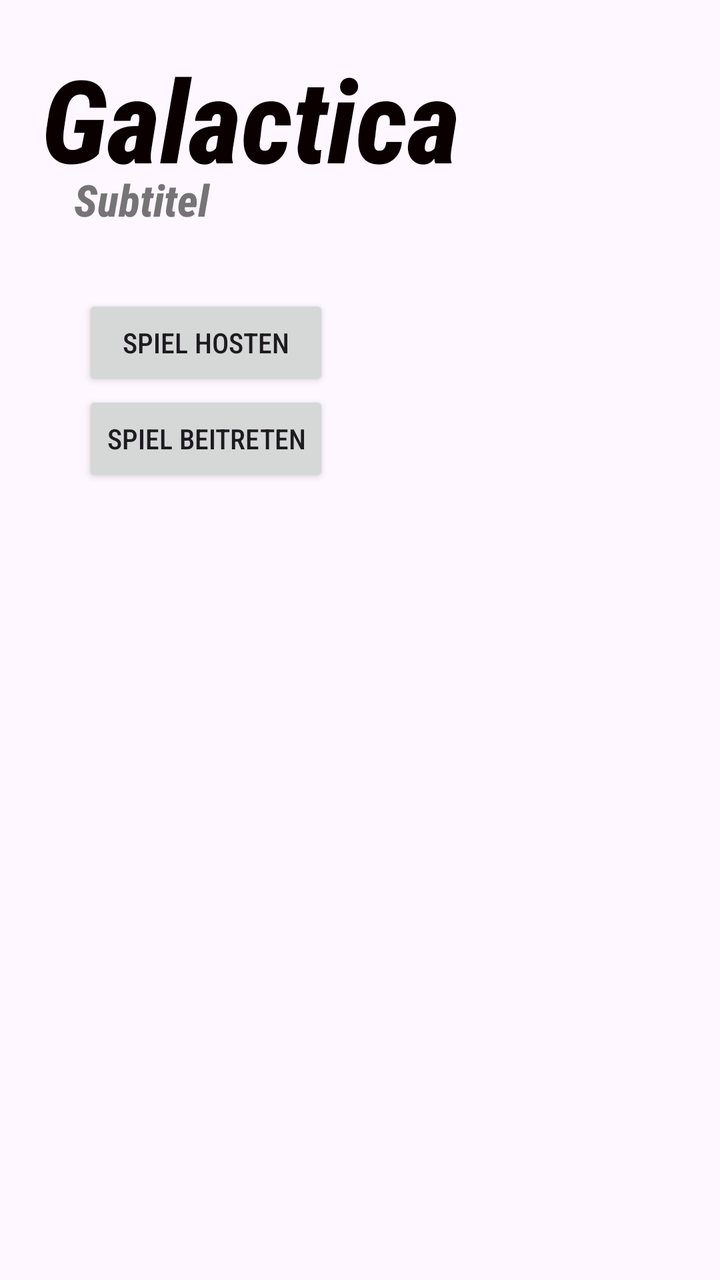
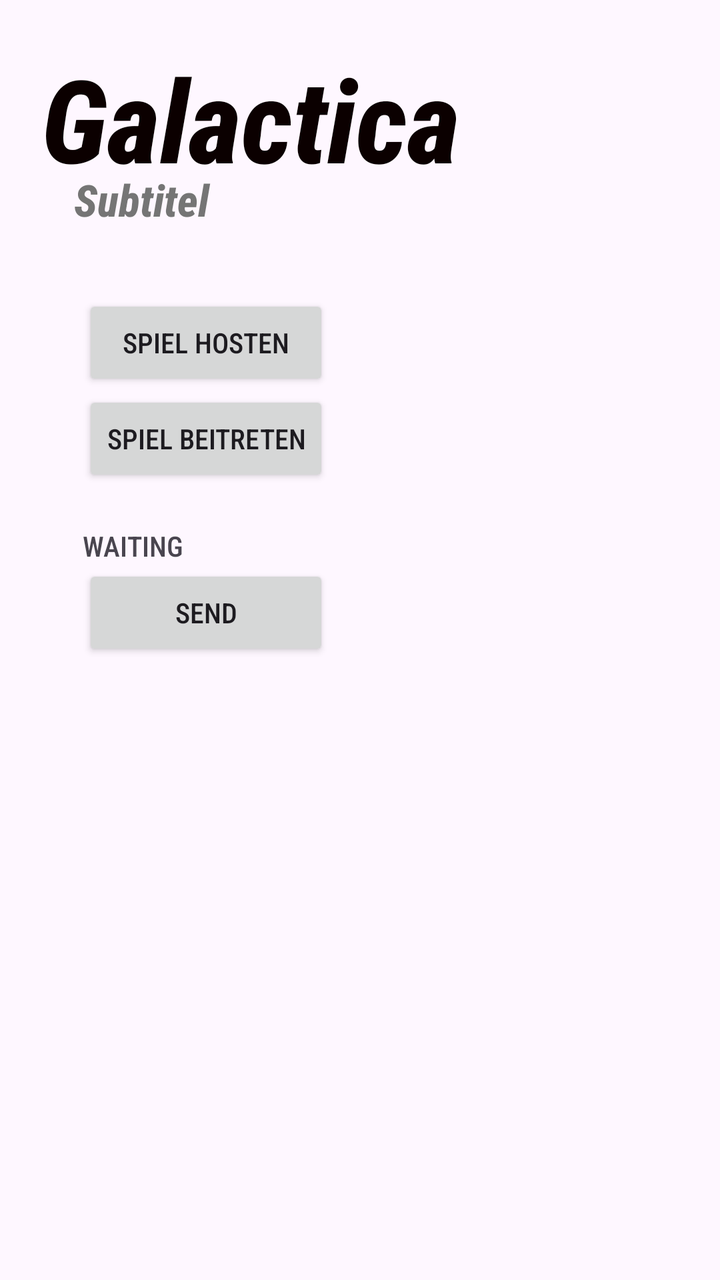

Before-and-after screenshots of an Android layout around one commit, followed by the original layout XML and the change that was made.
<!-- AndroidManifest.xml: application theme Theme.Galactica -->
<!-- res/layout/activity_main.xml -->
<?xml version="1.0" encoding="utf-8"?>
<androidx.constraintlayout.widget.ConstraintLayout xmlns:android="http://schemas.android.com/apk/res/android"
    xmlns:app="http://schemas.android.com/apk/res-auto"
    xmlns:tools="http://schemas.android.com/tools"
    android:id="@+id/main"
    android:layout_width="match_parent"
    android:layout_height="match_parent"
    tools:context=".MainActivity">

    <LinearLayout
        android:id="@+id/menu_left_layout"
        android:layout_width="match_parent"
        android:layout_height="match_parent"
        android:gravity="top|start"
        android:orientation="vertical"
        android:padding="10pt">

        <TextView
            android:id="@+id/gametitle"
            android:layout_width="wrap_content"
            android:layout_height="wrap_content"
            android:fontFamily="sans-serif-condensed-medium"
            android:text="@string/app_name"
            android:textColor="#0B0000"
            android:textSize="28pt"
            android:textStyle="bold|italic"
            app:layout_constraintBottom_toBottomOf="parent"
            app:layout_constraintEnd_toEndOf="parent"
            app:layout_constraintStart_toStartOf="parent"
            app:layout_constraintTop_toTopOf="parent" />

        <TextView
            android:id="@+id/subtitle"
            android:layout_width="match_parent"
            android:layout_height="wrap_content"
            android:fontFamily="sans-serif-condensed-medium"
            android:text="@string/subtitle"
            android:textAppearance="@style/TextAppearance.AppCompat.Large"
            android:textColor="@color/gray_600"
            android:textStyle="bold|italic"
            android:translationX="8pt"
            android:translationY="-6pt"
            app:layout_constraintBottom_toBottomOf="parent"
            app:layout_constraintEnd_toEndOf="parent"
            app:layout_constraintStart_toStartOf="parent"
            app:layout_constraintTop_toTopOf="parent" />

        <HorizontalScrollView
            android:id="@+id/campaign_levels"
            android:layout_width="match_parent"
            android:layout_height="match_parent"
            android:layout_marginStart="1dp"
            android:layout_marginTop="1dp"
            android:layout_marginEnd="1dp"
            android:layout_marginBottom="1dp"
            android:foregroundGravity="center_vertical"
            android:visibility="gone">

            
            <LinearLayout
                android:layout_width="wrap_content"
                android:layout_height="match_parent"
                android:foregroundGravity="center"
                android:gravity="center"
                android:orientation="horizontal">

                <de.mstrauss.galactica.ui.LevelCard
                    android:layout_width="match_parent"
                    android:layout_height="match_parent"
                    app:LevelNumber="1"
                    app:columns="6"
                    app:planetAmount="3"
                    app:rows="4" />

                <de.mstrauss.galactica.ui.LevelCard
                    android:layout_width="match_parent"
                    android:layout_height="match_parent"
                    app:LevelNumber="2"
                    app:availableMoves="26"
                    app:columns="7"
                    app:planetAmount="5"
                    app:rows="5" />

                <de.mstrauss.galactica.ui.LevelCard
                    android:layout_width="match_parent"
                    android:layout_height="match_parent"
                    app:LevelNumber="3"
                    app:availableMoves="18"
                    app:columns="9"
                    app:planetAmount="6"
                    app:rows="7" />

                <de.mstrauss.galactica.ui.LevelCard
                    android:layout_width="match_parent"
                    android:layout_height="match_parent"
                    app:LevelNumber="4"
                    app:availableMoves="12"
                    app:columns="10"
                    app:planetAmount="2"
                    app:rows="4" />

                <de.mstrauss.galactica.ui.LevelCard
                    android:layout_width="match_parent"
                    android:layout_height="match_parent"
                    app:LevelNumber="5"
                    app:availableMoves="26"
                    app:columns="14"
                    app:planetAmount="8"
                    app:rows="11" />

            </LinearLayout>
        </HorizontalScrollView>

        <LinearLayout
            android:id="@+id/single_player_playground_setting"
            android:layout_width="match_parent"
            android:layout_height="match_parent"
            android:gravity="center"
            android:orientation="horizontal"
            android:visibility="gone">

            <LinearLayout
                android:layout_width="wrap_content"
                android:layout_height="wrap_content"
                android:gravity="start"
                android:orientation="vertical">

                <androidx.appcompat.widget.SwitchCompat
                    android:layout_width="match_parent"
                    android:layout_height="match_parent"></androidx.appcompat.widget.SwitchCompat>
            </LinearLayout>

            <Button
                android:id="@+id/start_single_player_game_button"
                style="@android:style/Widget.Material.Button"
                android:layout_width="wrap_content"
                android:layout_height="wrap_content"
                android:text="@string/start_game_button"></Button>
        </LinearLayout>

        <LinearLayout
            android:id="@+id/settings_menu_layout"
            android:layout_width="wrap_content"
            android:layout_height="wrap_content"
            android:gravity="center|start"
            android:orientation="vertical"
            android:padding="10pt"
            android:visibility="visible">

            <Button
                style="@android:style/Widget.Material.Button"
                android:layout_width="match_parent"
                android:layout_height="wrap_content"
                android:text="@string/host_game_button"/>

            <Button
                style="@android:style/Widget.Material.Button"
                android:layout_width="match_parent"
                android:layout_height="wrap_content"
                android:text="@string/join_game_button"/>
        </LinearLayout>

        <LinearLayout
            android:id="@+id/single_menu_layout"
            android:layout_width="wrap_content"
            android:layout_height="wrap_content"
            android:gravity="center|start"
            android:orientation="vertical"
            android:padding="10pt"
            android:visibility="gone">

            <Button
                android:id="@+id/campaign_button"
                style="@android:style/Widget.Material.Button"
                android:layout_width="match_parent"
                android:layout_height="wrap_content"
                android:text="@string/campagne_button" />

            <Button
                android:id="@+id/single_player_playground_button"
                style="@android:style/Widget.Material.Button"
                android:layout_width="match_parent"
                android:layout_height="wrap_content"
                android:text="@string/custom_game" />
        </LinearLayout>

        <LinearLayout
            android:id="@+id/multi_menu_layout"
            android:layout_width="wrap_content"
            android:layout_height="wrap_content"
            android:gravity="center|start"
            android:orientation="vertical"
            android:padding="10pt"
            android:visibility="gone">

            <Button
                style="@android:style/Widget.Material.Button"
                android:layout_width="match_parent"
                android:layout_height="wrap_content" />

            <Button
                style="@android:style/Widget.Material.Button"
                android:layout_width="match_parent"
                android:layout_height="wrap_content" />
        </LinearLayout>

        <LinearLayout
            android:id="@+id/menu_buttons_layout"
            android:layout_width="wrap_content"
            android:layout_height="wrap_content"
            android:gravity="center|start"
            android:orientation="vertical"
            android:padding="10pt"
            android:visibility="gone">

            <Button
                android:id="@+id/menu_singleplayer_button"
                style="@android:style/Widget.Material.Button"
                android:layout_width="match_parent"
                android:layout_height="wrap_content"
                android:text="@string/singleplayer_button" />

            <Button
                android:id="@+id/menu_multiplayer_button"
                style="@android:style/Widget.Material.Button"
                android:layout_width="match_parent"
                android:layout_height="wrap_content"
                android:text="@string/multiplayer_button" />

            <Button
                android:id="@+id/menu_settings_button"
                style="@android:style/Widget.Material.Button"
                android:layout_width="wrap_content"
                android:layout_height="wrap_content"
                android:text="@string/settings_button" />

        </LinearLayout>

    </LinearLayout>

    <LinearLayout
        android:id="@+id/menu_back_button"
        android:layout_width="match_parent"
        android:layout_height="match_parent"
        android:gravity="end|top"
        android:orientation="vertical"
        android:padding="5pt"
        android:visibility="gone"
        app:layout_constraintTop_toTopOf="parent">

        <Button
            android:id="@+id/menu_back_button_inner"
            style="@android:style/Widget.Material.Button"
            android:layout_width="wrap_content"
            android:layout_height="wrap_content"
            android:text="@string/back_button" />
    </LinearLayout>
</androidx.constraintlayout.widget.ConstraintLayout>
<!-- resources referenced by this layout -->
<resources>
  <color name="gray_600">#FF757575</color>
  <string name="app_name">Galactica</string>
  <string name="back_button">Zurück</string>
  <string name="campagne_button">Kampagne</string>
  <string name="custom_game">Freies Spiel</string>
  <string name="host_game_button">Spiel Hosten</string>
  <string name="join_game_button">Spiel Beitreten</string>
  <string name="multiplayer_button">Mehrspieler</string>
  <string name="settings_button">Einstellungen</string>
  <string name="singleplayer_button">Einzelspieler</string>
  <string name="start_game_button">Start Game</string>
  <string name="subtitle">Subtitel</string>
  <style name="Theme.Galactica" parent="Base.Theme.Galactica" />
  <style name="Base.Theme.Galactica" parent="Theme.Material3.DayNight.NoActionBar">
  
          
          <item name="materialButtonStyle">@style/GalacticaButton</item>
  
          
          <item name="materialButtonOutlinedStyle">@style/GalacticaButton.Outlined</item>
  
          
          <item name="textAppearanceBodyLarge">@style/TextAppearance.Galactica.Body</item>
          <item name="fontFamily">sans-serif-condensed-medium</item>
  
          
      </style>
  <style name="GalacticaButton" parent="Widget.Material3.Button">
          <item name="backgroundTint">@color/space_glow</item>
          <item name="android:textColor">@color/white</item>
          <item name="cornerRadius">8dp</item>
          <item name="android:textStyle">bold</item>
          
          <item name="android:minHeight">52dp</item>
          <item name="android:insetTop">2dp</item>
          <item name="android:insetBottom">2dp</item>
          <item name="android:insetLeft">2dp</item>
          <item name="android:insetRight">2dp</item>
          <item name="android:letterSpacing">0.03</item>
      </style>
  <style name="GalacticaButton.Outlined" parent="Widget.Material3.Button.OutlinedButton">
          <item name="strokeColor">@color/space_glow</item>
          <item name="strokeWidth">2dp</item>
          <item name="cornerRadius">2dp</item>
          <item name="android:textColor">@color/white</item>
          <item name="android:minHeight">52dp</item>
      </style>
  <style name="TextAppearance.Galactica.Body" parent="TextAppearance.Material3.BodyLarge">
          <item name="android:textColor">@color/white</item>
      </style>
  <color name="space_glow">#5BC0EB</color>
  <color name="white">#FFFFFFFF</color>
</resources>

<!-- the commit's change to res/layout/activity_main.xml (unified diff, before → after) -->
@@ -145,63 +145,72 @@
             android:gravity="center|start"
             android:orientation="vertical"
             android:padding="10pt"
+            android:visibility="gone"></LinearLayout>
+
+        <LinearLayout
+            android:id="@+id/single_menu_layout"
+            android:layout_width="wrap_content"
+            android:layout_height="wrap_content"
+            android:gravity="center|start"
+            android:orientation="vertical"
+            android:padding="10pt"
+            android:visibility="gone">
+
+            <Button
+                android:id="@+id/campaign_button"
+                style="@android:style/Widget.Material.Button"
+                android:layout_width="match_parent"
+                android:layout_height="wrap_content"
+                android:text="@string/campagne_button" />
+
+            <Button
+                android:id="@+id/single_player_playground_button"
+                style="@android:style/Widget.Material.Button"
+                android:layout_width="match_parent"
+                android:layout_height="wrap_content"
+                android:text="@string/custom_game" />
+        </LinearLayout>
+
+        <LinearLayout
+            android:id="@+id/multi_menu_layout"
+            android:layout_width="wrap_content"
+            android:layout_height="wrap_content"
+            android:gravity="center|start"
+            android:orientation="vertical"
+            android:padding="10pt"
             android:visibility="visible">
-
-            <Button
+            <Button
+                android:id="@+id/host_game_button"
                 style="@android:style/Widget.Material.Button"
                 android:layout_width="match_parent"
                 android:layout_height="wrap_content"
                 android:text="@string/host_game_button"/>
 
             <Button
+                android:id="@+id/join_game_button"
                 style="@android:style/Widget.Material.Button"
                 android:layout_width="match_parent"
                 android:layout_height="wrap_content"
                 android:text="@string/join_game_button"/>
-        </LinearLayout>
-
-        <LinearLayout
-            android:id="@+id/single_menu_layout"
-            android:layout_width="wrap_content"
-            android:layout_height="wrap_content"
-            android:gravity="center|start"
-            android:orientation="vertical"
-            android:padding="10pt"
-            android:visibility="gone">
-
-            <Button
-                android:id="@+id/campaign_button"
-                style="@android:style/Widget.Material.Button"
-                android:layout_width="match_parent"
-                android:layout_height="wrap_content"
-                android:text="@string/campagne_button" />
-
-            <Button
-                android:id="@+id/single_player_playground_button"
-                style="@android:style/Widget.Material.Button"
-                android:layout_width="match_parent"
-                android:layout_height="wrap_content"
-                android:text="@string/custom_game" />
-        </LinearLayout>
-
-        <LinearLayout
-            android:id="@+id/multi_menu_layout"
-            android:layout_width="wrap_content"
-            android:layout_height="wrap_content"
-            android:gravity="center|start"
-            android:orientation="vertical"
-            android:padding="10pt"
-            android:visibility="gone">
-
-            <Button
-                style="@android:style/Widget.Material.Button"
-                android:layout_width="match_parent"
-                android:layout_height="wrap_content" />
-
-            <Button
-                style="@android:style/Widget.Material.Button"
-                android:layout_width="match_parent"
-                android:layout_height="wrap_content" />
+
+            <Space
+                android:layout_width="match_parent"
+                android:layout_height="20dp"
+                android:background="@color/black">
+            </Space>
+
+            <TextView
+                android:id="@+id/testConnectionText"
+                android:layout_width="match_parent"
+                android:layout_height="wrap_content"
+                android:text="WAITING"/>
+
+            <Button
+                android:id="@+id/testConnectionButton"
+                style="@android:style/Widget.Material.Button"
+                android:layout_width="match_parent"
+                android:layout_height="wrap_content"
+                android:text="SEND"/>
         </LinearLayout>
 
         <LinearLayout
<!-- resource entries referenced after the edit -->
@@ -1,5 +1,6 @@
 <!-- resources referenced by this layout -->
 <resources>
+  <color name="black">#FF000000</color>
   <color name="gray_600">#FF757575</color>
   <string name="app_name">Galactica</string>
   <string name="back_button">Zurück</string>
